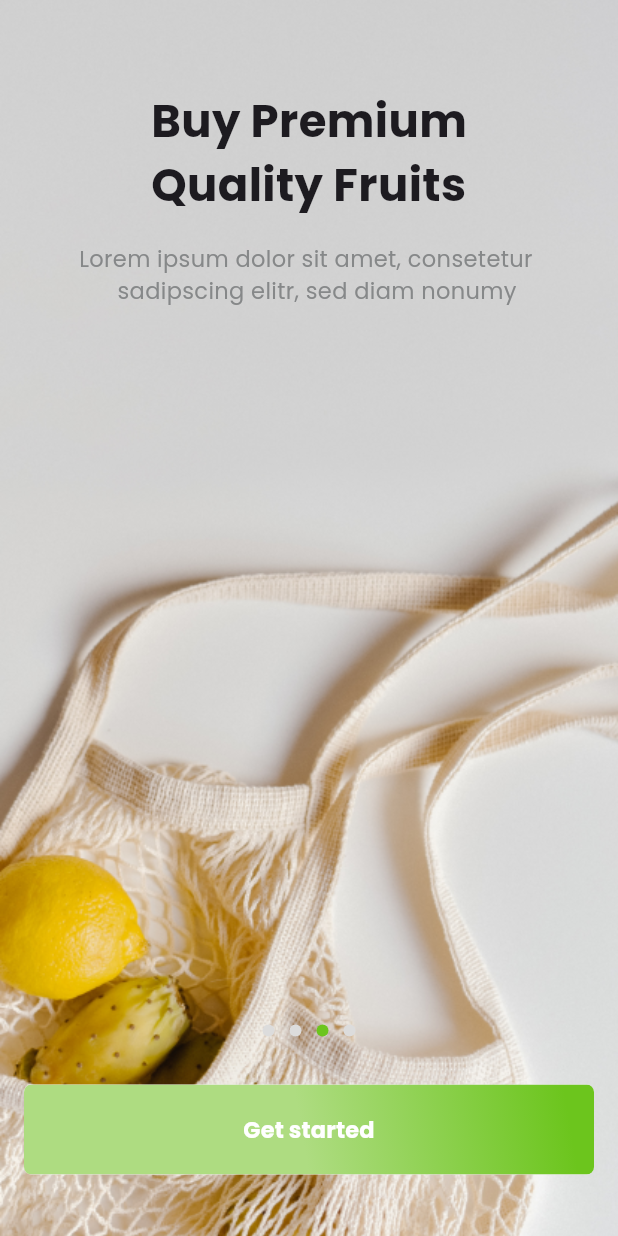
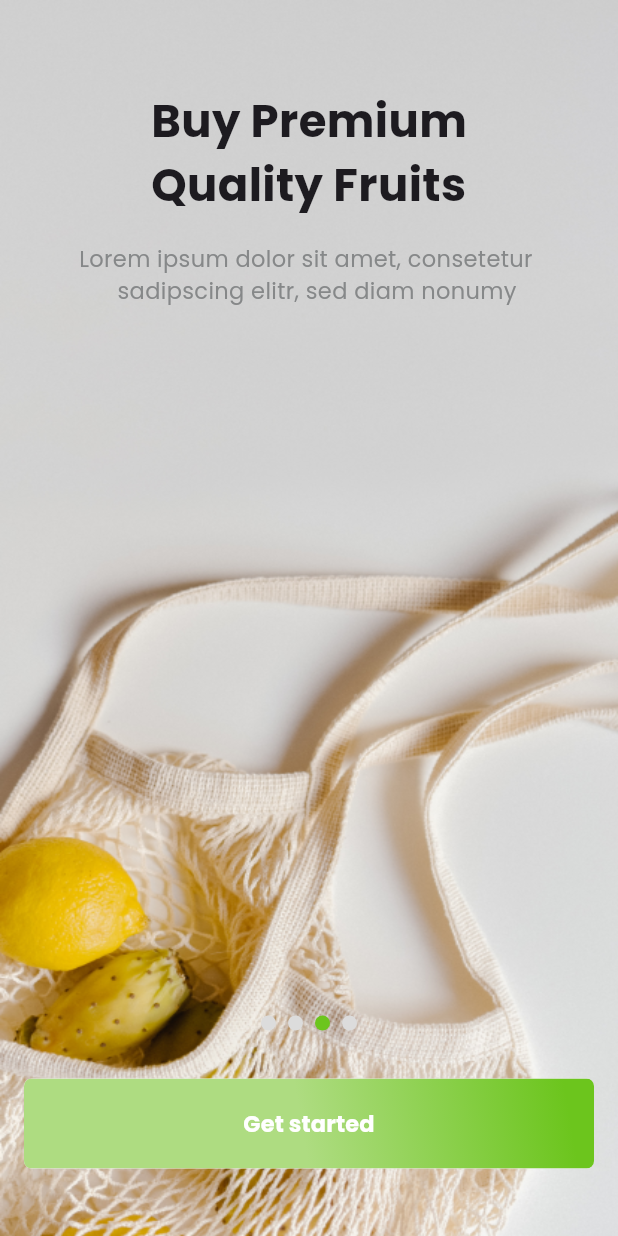
Before and after one commit to Alireza-Seif/Grocery-App, a Flutter app: the screen it shows after launch, swiped to page 3, on a phone screen of 412 x 824 dp. Run offline on Flutter 3.47's test engine with Material 3 defaults, Android fonts, the phone set to English and light mode, and no system bars; drawn by our look-alikes of smooth_page_indicator; our stand-ins replace carousel_slider, flutter_svg, get.

Commit message:
refactor: reconstruction of the splash screens

```diff
--- a/lib/screens/splash/intro_slider.dart
+++ b/lib/screens/splash/intro_slider.dart
@@ -1,6 +1,10 @@
 import 'package:flutter/material.dart';
+import 'package:grocery/components/buttons/elevated_button.dart';
+import 'package:grocery/constants/themes/colors/app_colors.dart';
+import 'package:grocery/screens/auth/auth_wdlcome.dart';
 import 'package:grocery/screens/splash/splash_1.dart';
 import 'package:grocery/screens/splash/splash_3.dart';
+import 'package:smooth_page_indicator/smooth_page_indicator.dart';
 
 import 'splash_2.dart';
 import 'splash_4.dart';
@@ -18,7 +22,10 @@ class _IntroSliderPageState extends State<IntroSliderPage> {
   @override
   Widget build(BuildContext context) {
     return Scaffold(
-      body: PageView(
+      body: Stack(
+        children: [
+          PageView(
+            allowImplicitScrolling: true,
             controller: _pageController,
             children: const [
               SplashScreen1(),
@@ -27,6 +34,43 @@ class _IntroSliderPageState extends State<IntroSliderPage> {
               SplashScreen4(),
             ],
           ),
+          Column(mainAxisAlignment: MainAxisAlignment.end,
+            children: [
+              Align(
+                alignment: Alignment.bottomCenter,
+                child: Padding(
+                  padding: const EdgeInsets.only(bottom: 32.0),
+                  child: SmoothPageIndicator(
+                    controller: _pageController,
+                    count: 4,
+                    effect: const SlideEffect(
+                      activeDotColor: AppColors.primaryDark,
+                      dotColor: AppColors.primaryGrey,
+                      dotWidth: 10,
+                      dotHeight: 10,
+                    ),
+                    onDotClicked: (index) => _pageController.animateToPage(index,
+                        duration: const Duration(microseconds: 300),
+                        curve: Curves.easeInOut),
+                  ),
+                ),
+              ),
+                CustomElevatedButton(
+            buttonText: 'Get started',
+            onPressedCallback: () {
+              Navigator.pushReplacement(
+                context,
+                MaterialPageRoute(
+                  builder: (context) => const WelcomeScreen(),
+                ),
+              );
+            },
+          ),
+        const SizedBox(height: 45,)
+            ],
+          ),
+        ],
+      ),
     );
   }
 }
--- a/lib/screens/splash/splash_3.dart
+++ b/lib/screens/splash/splash_3.dart
@@ -1,10 +1,8 @@
 import 'package:flutter/material.dart';
-import 'package:grocery/screens/auth/auth_wdlcome.dart';
-import '../../components/buttons/elevated_button.dart';
+
 import '../../constants/image_strings.dart';
 import '../../constants/langs/app_strings.dart';
 import '../../constants/themes/app_theme.dart';
-import '../../widgets/auth_widgets/row_indicator.dart';
 
 class SplashScreen3 extends StatefulWidget {
   const SplashScreen3({super.key});
@@ -14,7 +12,6 @@ class SplashScreen3 extends StatefulWidget {
 }
 
 class _SplashScreen3State extends State<SplashScreen3> {
-
   int currentIndex = 0;
 
   @override
@@ -23,39 +20,27 @@ class _SplashScreen3State extends State<SplashScreen3> {
       body: SafeArea(
         child: Container(
           padding: const EdgeInsets.fromLTRB(0, 59, 0, 0),
-          decoration:  BoxDecoration(
+          decoration: BoxDecoration(
             image: DecorationImage(
-                image: AssetImage(MyImages.splash3),
-                fit: BoxFit.cover),
+                image: AssetImage(MyImages.splash3), fit: BoxFit.fill),
           ),
-          child:  Center(
+          child: const Center(
             child: Column(
               mainAxisAlignment: MainAxisAlignment.start,
               children: [
-                const Text(
+                Text(
                   '''Buy Premium
 Quality Fruits''',
                   style: MyTextStyles.titleStyle1,
                 ),
-                const SizedBox(height: 17,),
-                const Text(
+                SizedBox(
+                  height: 17,
+                ),
+                Text(
                   AppString.splashScreenText,
                   style: MyTextStyles.bodyText,
                 ),
-                const SizedBox(height: 479),
-                RowIndicator(currentIndex: currentIndex + 2),
-                const SizedBox(height: 32),
-                CustomElevatedButton(
-                  buttonText: 'Get started',
-                  onPressedCallback: () {
-                    Navigator.pushReplacement(
-                      context,
-                      MaterialPageRoute(
-                        builder: (context) => const WelcomeScreen(),
-                      ),
-                    );
-                  },
-                ),
+                SizedBox(height: 479),
               ],
             ),
           ),
--- a/pubspec.yaml
+++ b/pubspec.yaml
@@ -41,6 +41,7 @@ dependencies:
   provider: ^6.1.1
   flutter_hooks: ^0.20.4
   get: ^4.6.6
+  smooth_page_indicator: ^1.1.0
 
 dev_dependencies:
   flutter_test:
```
Also changed, not shown: lib/screens/splash/splash_1.dart (+3 -21 lines), lib/screens/splash/splash_2.dart (+7 -22 lines), lib/screens/splash/splash_4.dart (+7 -24 lines), pubspec.lock. Lines whose indentation alone changed are shown as unchanged.
